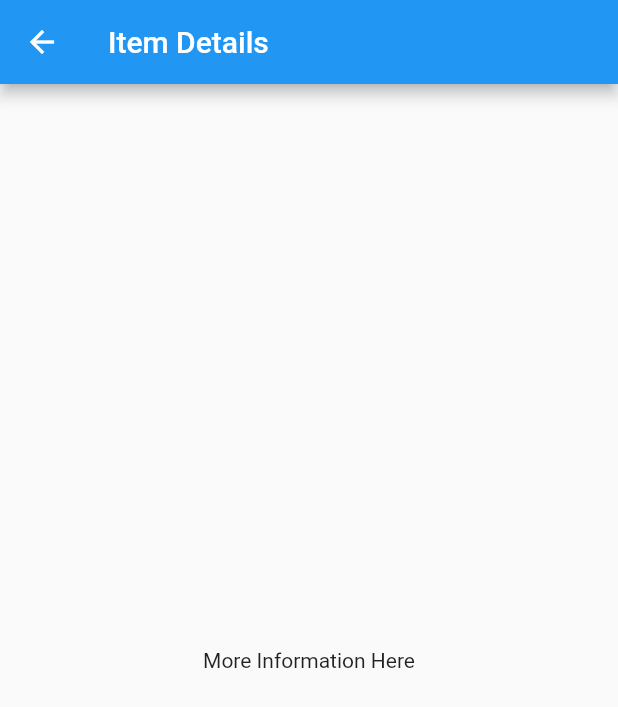
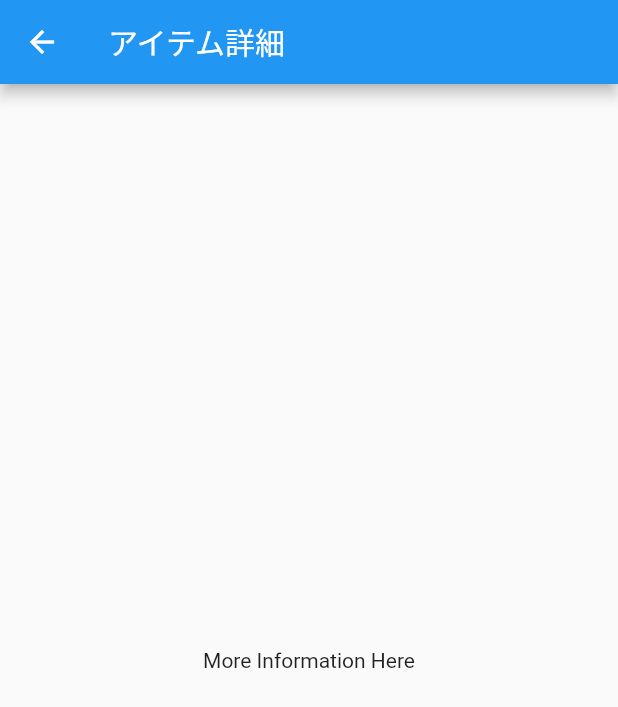
Before and after one commit to shunkat/spajam_demo_app, a Flutter app: the SampleItemDetailsView screen opened by its route, on a phone screen of 412 x 824 dp. Shown: the top 707 px of the screen. Run offline on Flutter 3.47's test engine with Material 2 defaults, Android fonts, the phone set to English and light mode, and no system bars; generated files the repository leaves out were written again.

Commit message:
CDのテスト用

```diff
--- a/lib/src/sample_feature/sample_item_details_view.dart
+++ b/lib/src/sample_feature/sample_item_details_view.dart
@@ -10,7 +10,7 @@ class SampleItemDetailsView extends StatelessWidget {
   Widget build(BuildContext context) {
     return Scaffold(
       appBar: AppBar(
-        title: const Text('Item Details'),
+        title: const Text('アイテム詳細'),
       ),
       body: const Center(
         child: Text('More Information Here'),
```
